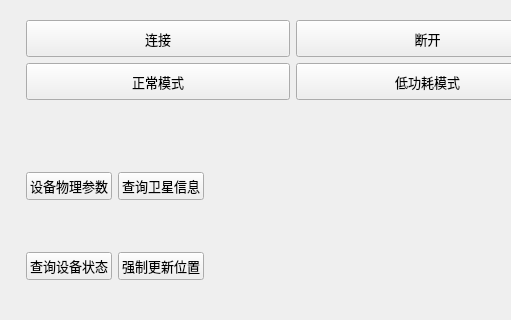
The window that widget.ui (fuyunyou77/MyUpperMachine) describes before a commit, drawn with Qt 5; both pictures show x 0 to 511 and y 240 to 560 of the 1154 by 674 pixel window.
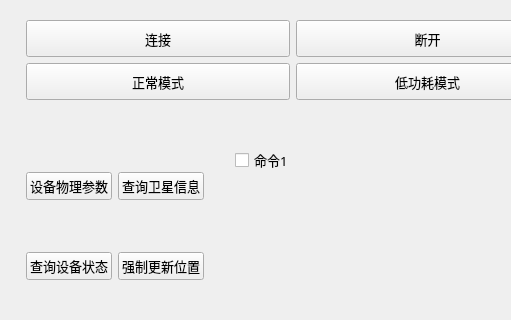
The same window after the commit.

Commit message: "1.修改各个信号与槽的connect函数的位置,避免信号重复触发"

The edit to the form file:
```diff
--- a/widget.ui
+++ b/widget.ui
@@ -1054,7 +1054,21 @@
            </item>
           </layout>
          </widget>
-         <widget class="QWidget" name="page_2"/>
+         <widget class="QWidget" name="page_2">
+          <widget class="QCheckBox" name="checkBox">
+           <property name="geometry">
+            <rect>
+             <x>20</x>
+             <y>30</y>
+             <width>73</width>
+             <height>18</height>
+            </rect>
+           </property>
+           <property name="text">
+            <string>命令1</string>
+           </property>
+          </widget>
+         </widget>
         </widget>
        </item>
       </layout>
```
The commit also changes 2 other files.
